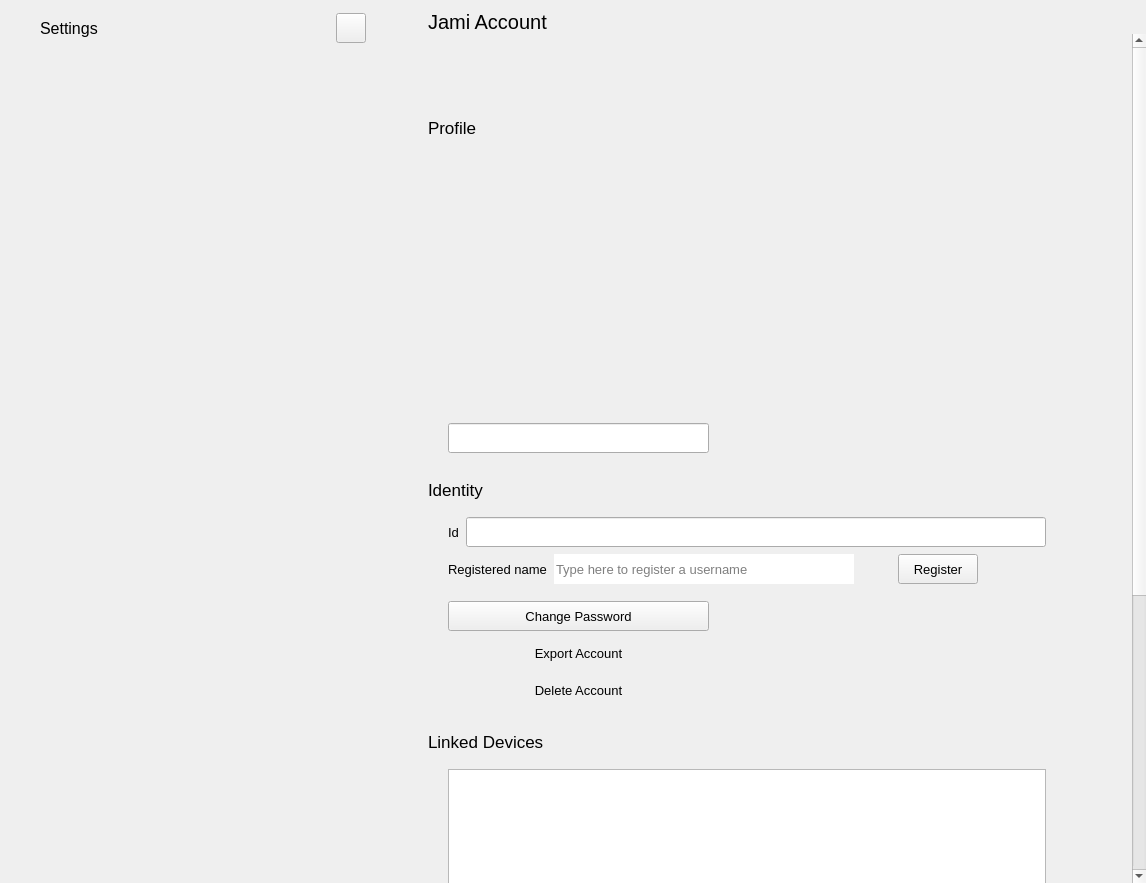
First picture: the form in src/settingswidget.ui, repository savoirfairelinux/jami-client-windows, before the edit.
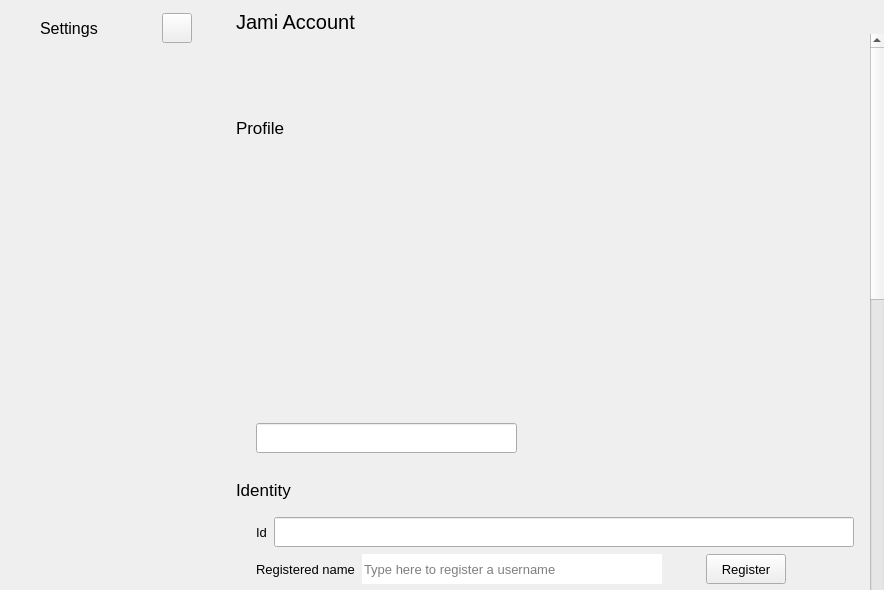
Second picture: the form after the edit. The open tabs and pages were chosen to show the change. Icons and pictures are not drawn. Custom widgets are drawn as their Qt base class.

Commit message: settingswidget: ui high dpi adaptation

```diff
--- a/src/settingswidget.ui
+++ b/src/settingswidget.ui
@@ -6,8 +6,8 @@
    <rect>
     <x>0</x>
     <y>0</y>
-    <width>1146</width>
-    <height>883</height>
+    <width>884</width>
+    <height>590</height>
    </rect>
   </property>
   <property name="windowTitle">
@@ -50,14 +50,14 @@
       <item row="0" column="0">
        <widget class="QWidget" name="leftSettingsWidget" native="true">
         <property name="sizePolicy">
-         <sizepolicy hsizetype="Fixed" vsizetype="Preferred">
+         <sizepolicy hsizetype="Preferred" vsizetype="Preferred">
           <horstretch>0</horstretch>
           <verstretch>0</verstretch>
          </sizepolicy>
         </property>
         <property name="minimumSize">
          <size>
-          <width>380</width>
+          <width>0</width>
           <height>0</height>
          </size>
         </property>
@@ -328,7 +328,7 @@
       <item row="0" column="1">
        <widget class="QWidget" name="rightSettingsWidget" native="true">
         <property name="sizePolicy">
-         <sizepolicy hsizetype="MinimumExpanding" vsizetype="MinimumExpanding">
+         <sizepolicy hsizetype="Preferred" vsizetype="Preferred">
           <horstretch>0</horstretch>
           <verstretch>0</verstretch>
          </sizepolicy>
@@ -358,14 +358,14 @@
          <item>
           <widget class="QStackedWidget" name="stackedWidget">
            <property name="sizePolicy">
-            <sizepolicy hsizetype="MinimumExpanding" vsizetype="MinimumExpanding">
+            <sizepolicy hsizetype="Preferred" vsizetype="Preferred">
              <horstretch>0</horstretch>
              <verstretch>0</verstretch>
             </sizepolicy>
            </property>
            <property name="minimumSize">
             <size>
-             <width>500</width>
+             <width>0</width>
              <height>590</height>
             </size>
            </property>
@@ -1328,7 +1328,7 @@
            </widget>
            <widget class="QWidget" name="currentAccountSettingsScrollWidget">
             <property name="sizePolicy">
-             <sizepolicy hsizetype="MinimumExpanding" vsizetype="Preferred">
+             <sizepolicy hsizetype="Preferred" vsizetype="Preferred">
               <horstretch>0</horstretch>
               <verstretch>0</verstretch>
              </sizepolicy>
@@ -1392,7 +1392,7 @@
                  </property>
                  <property name="sizeHint" stdset="0">
                   <size>
-                   <width>48</width>
+                   <width>30</width>
                    <height>0</height>
                   </size>
                  </property>
@@ -1462,9 +1462,9 @@
                 <property name="geometry">
                  <rect>
                   <x>0</x>
-                  <y>0</y>
-                  <width>706</width>
-                  <height>1398</height>
+                  <y>-360</y>
+                  <width>687</width>
+                  <height>1387</height>
                  </rect>
                 </property>
                 <property name="styleSheet">
@@ -1504,7 +1504,7 @@
                      </property>
                      <property name="sizeHint" stdset="0">
                       <size>
-                       <width>48</width>
+                       <width>30</width>
                        <height>0</height>
                       </size>
                      </property>
```
Left out of the diff: 18 changed lines with no effect on the pictures. The commit also changes 1 other file.
